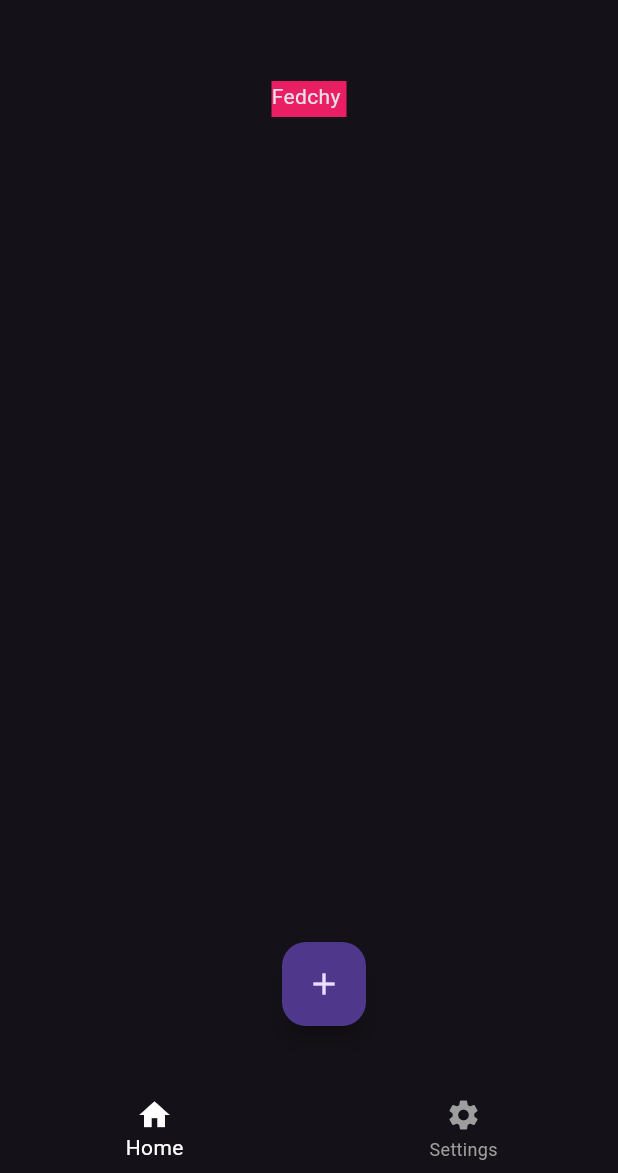
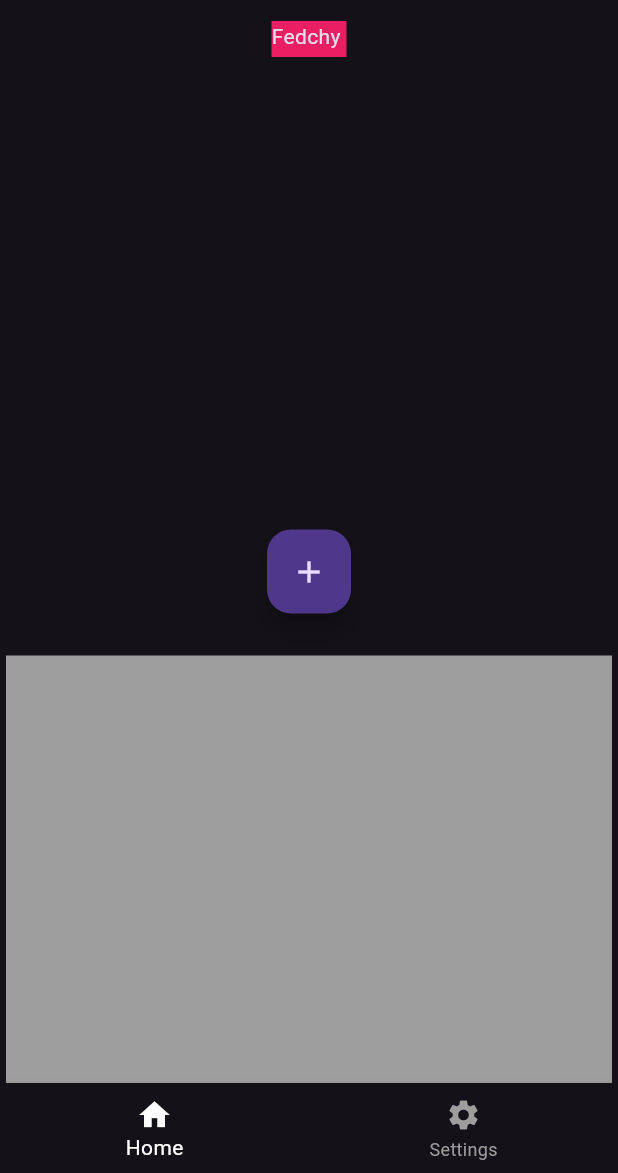
Before and after one commit to ebriONE/permission_handler_training, a Flutter app: the screen it shows after launch, on a phone screen of 412 x 824 dp, the part 63-1236 px from its top. Run offline on Flutter 3.47's test engine with Material 3 defaults, Android fonts, the phone set to English and light mode, and no system bars; our stand-ins replace permission_handler.

Commit message:
updated UI

```diff
--- a/lib/Pages/homePage.dart
+++ b/lib/Pages/homePage.dart
@@ -1,7 +1,15 @@
 import 'package:file_type_check/tools/permission.dart';
 import 'package:flutter/material.dart';
 
-class MainPage extends StatelessWidget {
+class MainPage extends StatefulWidget {
+  @override
+  State<MainPage> createState() => _MainPageState();
+}
+
+class _MainPageState extends State<MainPage> {
+
+  Color _pressed = Colors.grey;
+
   @override
   Widget build(BuildContext context) {
     return Scaffold(
@@ -17,8 +25,10 @@ class MainPage extends StatelessWidget {
                 child: const Text("Fedchyk Pidar"),
               ),
             ),
+            const Spacer(flex: 1,),
             Padding(
-              padding: const EdgeInsets.fromLTRB(160.0, 550.0, 140.0, 0.0),
+              padding: const EdgeInsets.all(8.0),
+              child: Expanded(
                 child: FloatingActionButton(
                   onPressed: () {
                     // Call a function to request storage permission
@@ -27,6 +37,24 @@ class MainPage extends StatelessWidget {
                   child: const Icon(Icons.add),
                 ),
               ),
+            ),
+            Expanded(
+              child: Padding(
+                padding: const EdgeInsets.fromLTRB(4.0, 20.0, 4.0, 2.0),
+                child: Container(
+                  color: _pressed,
+                  child: GestureDetector(
+                    onTap: () {
+                      setState(() {
+                        _pressed == Colors.yellow
+                            ? _pressed = Colors.grey
+                            : _pressed = Colors.yellow;
+                      });
+                    },
+                  ),
+                ),
+              ),
+            ),
           ],
         ),
       ),
```
Lines whose indentation alone changed are shown as unchanged.
